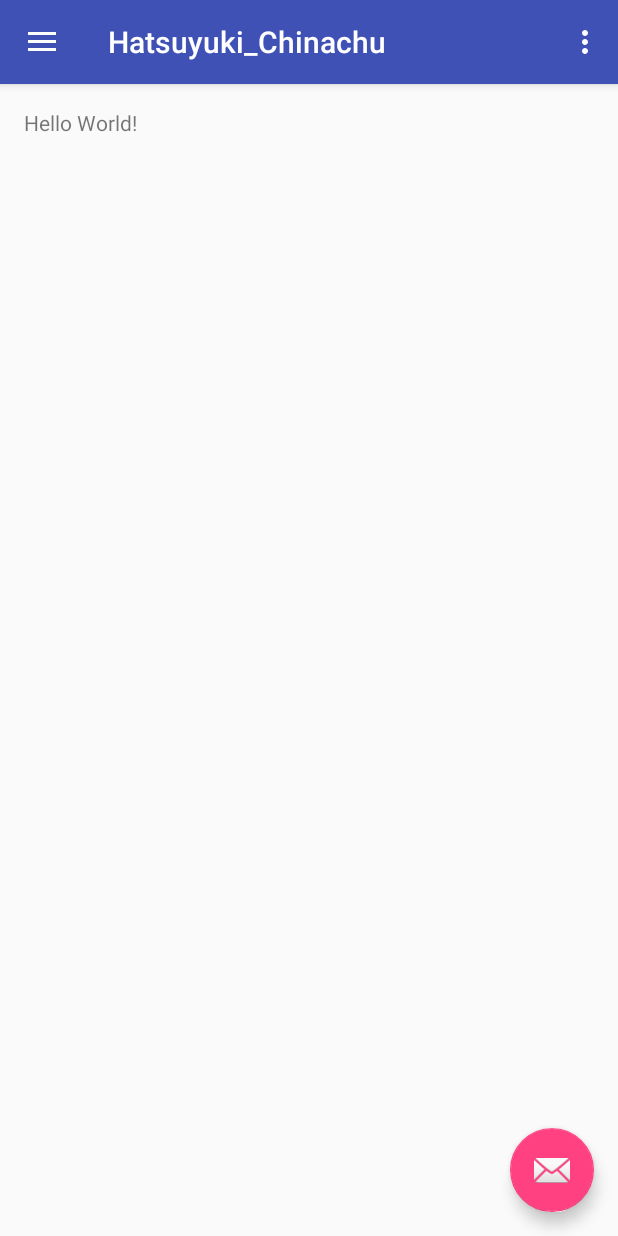
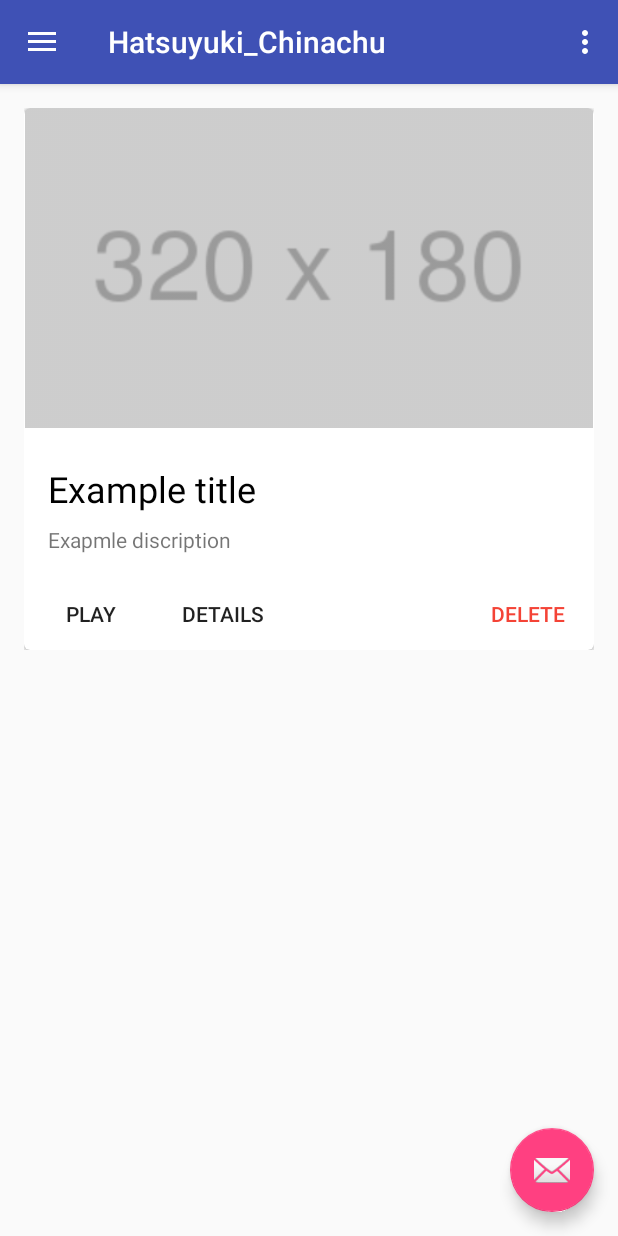
Before and after one commit to mizucoffee/DD-122, an Android app: the screen it shows after launch (RecordedActivity), on a phone screen of 412 x 824 dp. Run offline under Robolectric (Android 15) with nearby library versions, the phone set to English and light mode, and no system bars.

Commit message:
[add] card layout

```diff
--- a/app/build.gradle
+++ b/app/build.gradle
@@ -27,4 +27,8 @@ dependencies {
     compile 'com.android.support:appcompat-v7:25.0.1'
     compile 'com.android.support:design:25.0.1'
     testCompile 'junit:junit:4.12'
+
+    compile 'com.squareup.retrofit2:retrofit:2.1.0'
+    compile 'com.android.support:cardview-v7:25.0.+'
+    compile 'com.android.support:recyclerview-v7:25.0.+'
 }
--- /dev/null
+++ b/app/src/main/res/layout/card_layout.xml
@@ -0,0 +1,85 @@
+<?xml version="1.0" encoding="utf-8"?>
+<LinearLayout xmlns:android="http://schemas.android.com/apk/res/android"
+    xmlns:app="http://schemas.android.com/tools"
+    android:orientation="vertical"
+    android:layout_width="match_parent"
+    android:layout_height="match_parent">
+    <android.support.v7.widget.CardView
+        xmlns:card_view="http://schemas.android.com/apk/res-auto"
+        android:id="@+id/card_view"
+        android:layout_gravity="center"
+        android:layout_width="match_parent"
+        android:layout_height="wrap_content"
+        card_view:cardCornerRadius="4dp">
+
+        <LinearLayout
+            android:layout_width="match_parent"
+            android:layout_height="match_parent"
+            android:orientation="vertical">
+
+            <ImageView
+                android:layout_width="match_parent"
+                android:layout_height="match_parent"
+                android:src="@drawable/preview"
+                android:adjustViewBounds="true" />
+
+            <TextView
+                android:layout_width="match_parent"
+                android:layout_height="wrap_content"
+                android:paddingTop="24sp"
+                android:textSize="24sp"
+                android:paddingRight="16sp"
+                android:paddingLeft="16sp"
+                android:paddingBottom="8sp"
+                android:text="Example title"
+                android:textColor="#000"/>
+
+            <TextView
+                android:layout_width="match_parent"
+                android:layout_height="wrap_content"
+                android:textSize="14sp"
+                android:paddingRight="16sp"
+                android:paddingLeft="16sp"
+                android:paddingBottom="16sp"
+                android:text="Exapmle discription"/>
+
+            <LinearLayout
+                android:layout_width="match_parent"
+                android:layout_height="wrap_content">
+
+                <LinearLayout
+                    android:layout_width="wrap_content"
+                    android:layout_height="wrap_content"
+                    android:orientation="horizontal"
+                    android:layout_weight="1">
+
+                    <Button
+                        android:layout_width="wrap_content"
+                        android:layout_height="wrap_content"
+                        style="@style/Widget.AppCompat.Button.Borderless"
+                        android:text="PLAY"/>
+
+                    <Button
+                        android:layout_width="wrap_content"
+                        android:layout_height="wrap_content"
+                        style="@style/Widget.AppCompat.Button.Borderless"
+                        android:text="DETAILS"/>
+
+                </LinearLayout>
+
+                <Button
+                    android:layout_width="wrap_content"
+                    android:layout_height="wrap_content"
+                    style="@style/Widget.AppCompat.Button.Borderless"
+                    android:textColor="#f44336"
+                    android:text="DELETE"/>
+
+            </LinearLayout>
+
+
+
+        </LinearLayout>
+
+
+    </android.support.v7.widget.CardView>
+</LinearLayout>
--- a/app/src/main/res/layout/content_recorded.xml
+++ b/app/src/main/res/layout/content_recorded.xml
@@ -1,5 +1,5 @@
 <?xml version="1.0" encoding="utf-8"?>
-<RelativeLayout xmlns:android="http://schemas.android.com/apk/res/android"
+<LinearLayout xmlns:android="http://schemas.android.com/apk/res/android"
     xmlns:app="http://schemas.android.com/apk/res-auto"
     xmlns:tools="http://schemas.android.com/tools"
     android:id="@+id/content_recorded"
@@ -13,11 +13,10 @@
     tools:context="net.mizucoffee.hatsuyuki_chinachu.RecordedActivity"
     tools:showIn="@layout/app_bar_recorded">
 
-    <TextView
+
+    <include
         android:layout_width="wrap_content"
         android:layout_height="wrap_content"
-        android:text="Hello World!"
-        android:id="@+id/textView2"
-        android:layout_alignParentTop="true"
-        android:layout_alignParentStart="true" />
-</RelativeLayout>
+        layout="@layout/card_layout"
+        android:layout_weight="1" />
+</LinearLayout>
```
Also changed, not shown: app/src/main/res/drawable/preview.png (added), 2 other files.
